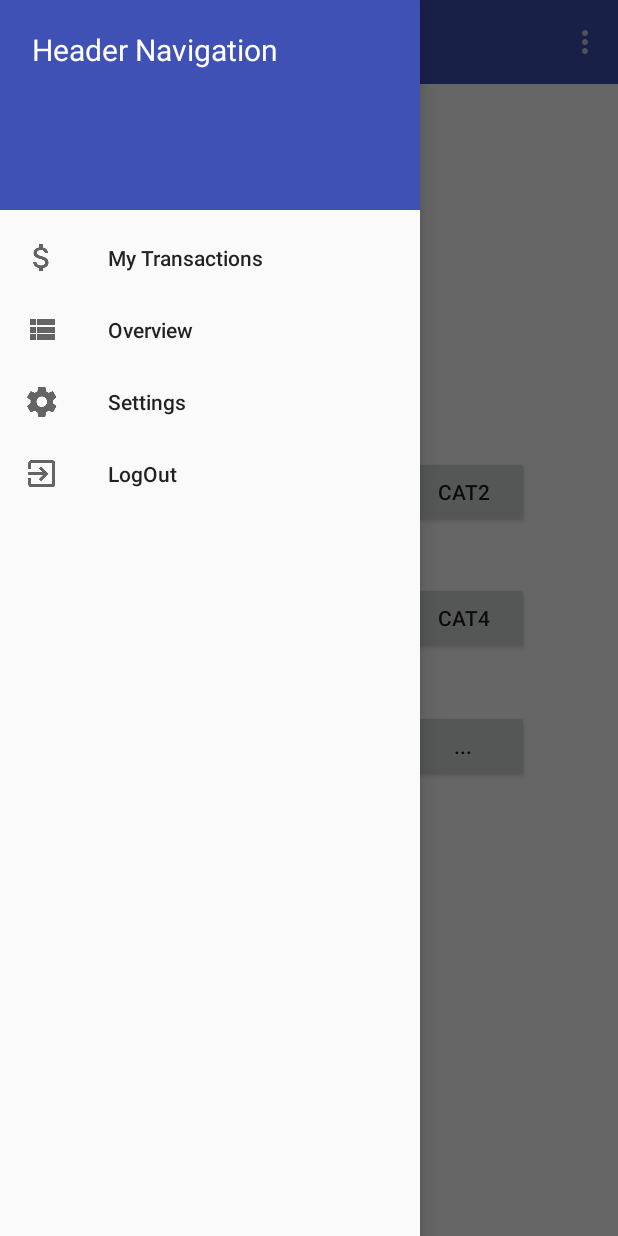
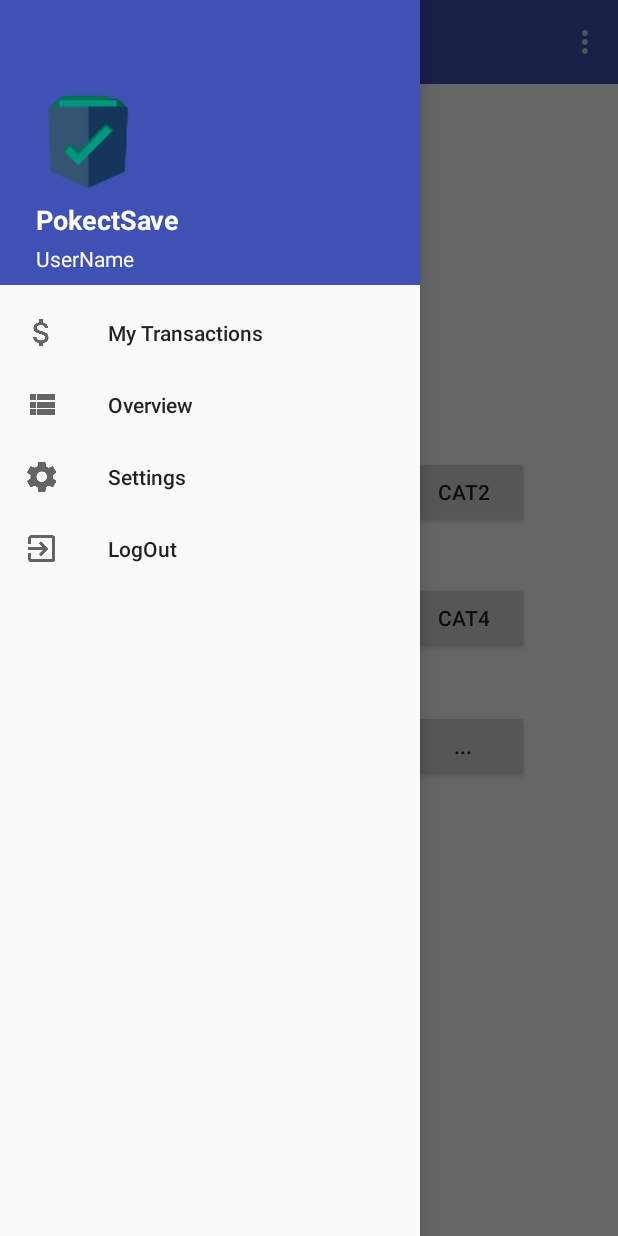
Before and after one commit to luisnmartins/feup-lpoo, an Android app: the screen it shows after launch (MainActivity), with the side drawer open, on a phone screen of 412 x 824 dp. Run offline under Robolectric (Android 15) with nearby library versions, the phone set to English and light mode, and no system bars; our stand-ins replace CircleImageView.

Commit message:
update gui

```diff
--- a/PocketSave/app/build.gradle
+++ b/PocketSave/app/build.gradle
@@ -24,10 +24,12 @@ dependencies {
     androidTestCompile('com.android.support.test.espresso:espresso-core:2.2.2', {
         exclude group: 'com.android.support', module: 'support-annotations'
     })
+
     compile 'com.android.support:appcompat-v7:25.3.1'
     compile 'com.android.support.constraint:constraint-layout:1.0.2'
     compile 'com.android.support:design:25.3.1'
     compile 'com.android.support:support-v4:25.3.1'
     compile 'com.android.support:recyclerview-v7:25.3.1'
+    compile 'de.hdodenhof:circleimageview:2.1.0'
     testCompile 'junit:junit:4.12'
 }
--- a/PocketSave/app/src/main/res/layout/content_main.xml
+++ b/PocketSave/app/src/main/res/layout/content_main.xml
@@ -83,12 +83,12 @@
         android:layout_height="100px"
         android:layout_marginBottom="21dp"
         android:clickable="true"
+        android:onClick="getNewCategory"
         app:backgroundTint="@android:color/background_light"
         app:fabSize="mini"
         app:srcCompat="@android:drawable/ic_input_add"
-        android:layout_above="@+id/Cat2btn"
-        android:layout_toStartOf="@+id/Cat4btn"
-        android:layout_marginEnd="12dp" />
+        android:layout_above="@+id/Cat1btn"
+        android:layout_centerHorizontal="true" />
 
     <TextView
         android:id="@+id/BalanceView"
--- a/PocketSave/app/src/main/res/layout/content_transaction.xml
+++ b/PocketSave/app/src/main/res/layout/content_transaction.xml
@@ -72,8 +72,7 @@
         android:layout_width="60dp"
         android:layout_height="60dp"
         app:srcCompat="@android:drawable/ic_delete"
-        android:layout_marginBottom="58dp"
-        android:layout_above="@+id/Savebtn"
+        android:layout_alignBottom="@+id/Savebtn"
         android:layout_toEndOf="@+id/receiptText" />
 
     <Button
@@ -91,7 +90,7 @@
         android:layout_height="wrap_content"
         android:layout_alignStart="@+id/DescriptionText"
         android:layout_alignTop="@+id/textView3"
-        android:text="TextView"
+        android:text="Choose Date"
         android:layout_alignEnd="@+id/DescriptionText" />
 
 </RelativeLayout>
--- a/PocketSave/app/src/main/res/layout/navigation_header.xml
+++ b/PocketSave/app/src/main/res/layout/navigation_header.xml
@@ -1,18 +1,47 @@
 <?xml version="1.0" encoding="utf-8"?>
 <RelativeLayout xmlns:android="http://schemas.android.com/apk/res/android"
     android:layout_width="match_parent"
-    android:layout_height="140dp"
-    android:background="@color/colorPrimary">
+    android:layout_height="190dp"
+    android:background="@color/colorPrimary"
+    android:orientation="vertical">
+
+    <de.hdodenhof.circleimageview.CircleImageView xmlns:app="http://schemas.android.com/apk/res-auto"
+        android:id="@+id/profile_image"
+        android:layout_width="70dp"
+        android:layout_height="70dp"
+        android:layout_alignParentLeft="true"
+        android:layout_alignParentStart="true"
+        android:layout_centerVertical="true"
+        android:layout_marginLeft="24dp"
+        android:layout_marginStart="24dp"
+        android:src="@mipmap/ic_launcher"
+        app:civ_border_color="#FF000000" />
 
     <TextView
-        android:id="@+id/textView2"
+        android:id="@+id/AppName"
         android:layout_width="wrap_content"
         android:layout_height="wrap_content"
-        android:layout_alignParentStart="true"
-        android:layout_alignParentTop="true"
-        android:layout_marginStart="21dp"
-        android:layout_marginTop="19dp"
-        android:text="Header Navigation"
-        android:textColor="@android:color/background_light"
-        android:textSize="20sp" />
+        android:layout_above="@+id/User"
+        android:layout_alignLeft="@+id/profile_image"
+        android:layout_alignStart="@+id/profile_image"
+        android:gravity="left"
+        android:paddingBottom="4dp"
+        android:text="PokectSave"
+        android:textColor="#FFF"
+        android:textSize="18dp"
+        android:textStyle="bold" />
+
+    <TextView
+        android:id="@+id/User"
+        android:layout_width="wrap_content"
+        android:layout_height="wrap_content"
+        android:layout_alignLeft="@+id/AppName"
+        android:layout_alignParentBottom="true"
+        android:layout_alignStart="@+id/AppName"
+        android:layout_marginBottom="8dp"
+        android:gravity="left"
+        android:text="UserName"
+        android:textColor="#fff"
+        android:textSize="14sp" />
+
 </RelativeLayout>
--- a/PocketSave/app/src/main/res/menu/navigation_menu.xml
+++ b/PocketSave/app/src/main/res/menu/navigation_menu.xml
@@ -7,7 +7,8 @@
 
     <item android:id="@+id/nav_overview"
         android:icon="@mipmap/ic_view_list_black_24dp"
-        android:title="Overview" />
+        android:title="Overview"
+        />
 
 
     <item android:id="@+id/nav_settings"
```
Also changed, not shown: PocketSave/app/src/main/java/lpoo/pocketsave/View/AddCategoryFragment.java (added, +115 -0 lines), PocketSave/app/src/main/java/lpoo/pocketsave/View/MainActivity.java (+23 -0 lines), PocketSave/app/src/main/java/lpoo/pocketsave/View/MainFragment.java (added, +32 -0 lines), PocketSave/app/src/main/java/lpoo/pocketsave/View/MyOverviewListRecyclerViewAdapter.java (+18 -5 lines), PocketSave/app/src/main/java/lpoo/pocketsave/View/OverviewListFragment.java (+19 -5 lines), PocketSave/app/src/main/java/lpoo/pocketsave/View/StatsFragment.java (added, +174 -0 lines), PocketSave/app/src/main/res/layout/fragment_add_category.xml (added, +102 -0 lines), PocketSave/app/src/main/res/layout/fragment_overviewlist.xml (+36 -11 lines), PocketSave/app/src/main/res/layout/fragment_overviewlist_list.xml (+4 -3 lines), PocketSave/app/src/main/res/layout/fragment_stats.xml (added, +62 -0 lines).
